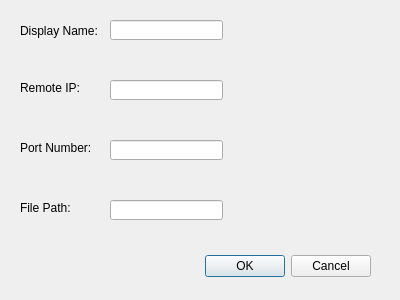
This is client/dialog.ui in ericytsang-archive/comp4981.linuxchat as Qt 5 draws it before an edit. The edited form follows.
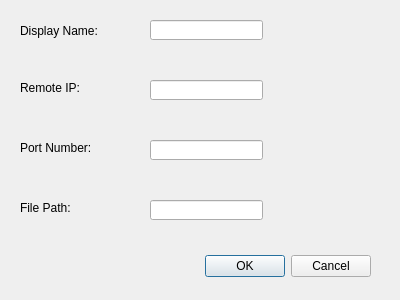
This is the edited form.

Diff of the .ui file:
```diff
--- a/client/dialog.ui
+++ b/client/dialog.ui
@@ -34,7 +34,7 @@
     <rect>
      <x>20</x>
      <y>20</y>
-     <width>81</width>
+     <width>101</width>
      <height>21</height>
     </rect>
    </property>
@@ -84,7 +84,7 @@
   <widget class="QLineEdit" name="lineEdit">
    <property name="geometry">
     <rect>
-     <x>110</x>
+     <x>150</x>
      <y>20</y>
      <width>113</width>
      <height>20</height>
@@ -94,7 +94,7 @@
   <widget class="QLineEdit" name="lineEdit_2">
    <property name="geometry">
     <rect>
-     <x>110</x>
+     <x>150</x>
      <y>80</y>
      <width>113</width>
      <height>20</height>
@@ -104,7 +104,7 @@
   <widget class="QLineEdit" name="lineEdit_3">
    <property name="geometry">
     <rect>
-     <x>110</x>
+     <x>150</x>
      <y>140</y>
      <width>113</width>
      <height>20</height>
@@ -114,7 +114,7 @@
   <widget class="QLineEdit" name="lineEdit_4">
    <property name="geometry">
     <rect>
-     <x>110</x>
+     <x>150</x>
      <y>200</y>
      <width>113</width>
      <height>20</height>
```
